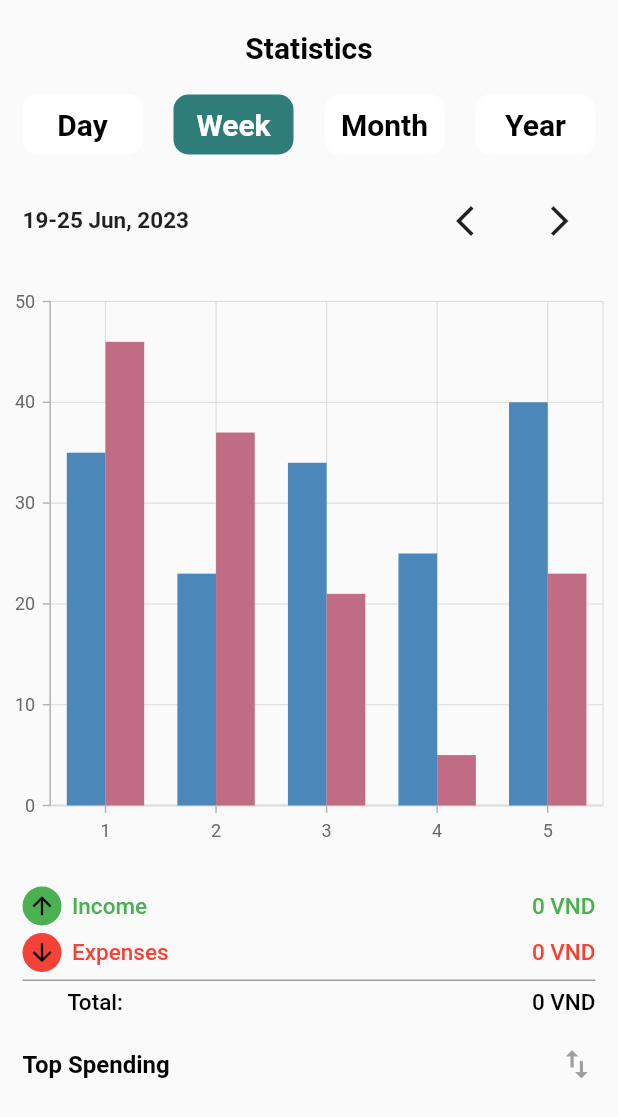
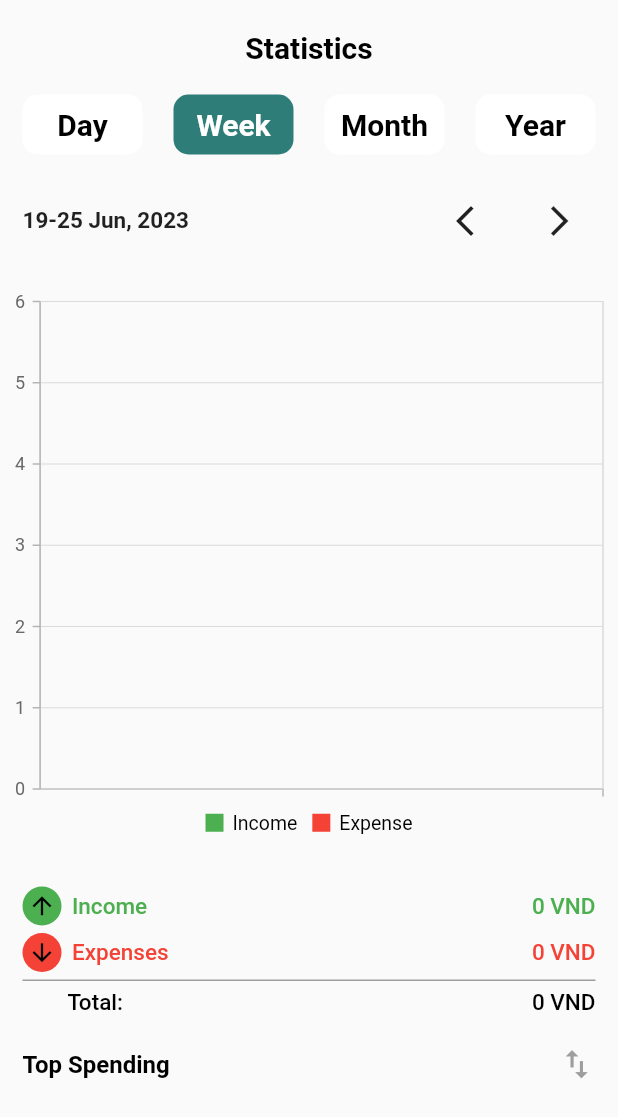
Before and after one commit to ImGhostCode/Personal-Expense-Management-App, a Flutter app: the Statistics screen opened directly, after a tap on "Week", on a phone screen of 412 x 824 dp. Shown: the top 1117 px of the screen. Run offline on Flutter 3.47's test engine with Material 2 defaults, Android fonts, the phone set to English and light mode, and no system bars; our stand-ins replace hive, hive_flutter, syncfusion_flutter_charts; accounts and stored records are empty.

Commit message:
calculate chart data

```diff
--- a/lib/presentation/screens/statistic.dart
+++ b/lib/presentation/screens/statistic.dart
@@ -219,7 +219,10 @@ class _StatisticsState extends State<Statistics> {
             //   transactions: currListTransaction,
             //   currIndex: indexColor,
             // ),
-            const ColumnChart(),
+            ColumnChart(
+              transactions: currListTransaction,
+              currIndex: indexColor,
+            ),
             const SizedBox(
               height: 20,
             ),
--- a/lib/presentation/widgets/column_chart.dart
+++ b/lib/presentation/widgets/column_chart.dart
@@ -1,44 +1,152 @@
+import 'package:expanse_management/domain/models/transaction_model.dart';
 import 'package:flutter/material.dart';
 import 'package:syncfusion_flutter_charts/charts.dart';
+import 'package:intl/intl.dart';
+import 'package:expanse_management/Constants/color.dart';
 
 class ColumnChart extends StatefulWidget {
-  const ColumnChart({super.key});
+  final List<Transaction> transactions;
+  final int currIndex;
+  const ColumnChart(
+      {super.key, required this.transactions, required this.currIndex});
 
   @override
   State<ColumnChart> createState() => _ColumnChartState();
 }
 
 class _ColumnChartState extends State<ColumnChart> {
+  late TooltipBehavior _tooltipBehavior;
+  List<String> customFormats = [
+    'Jan',
+    'Feb',
+    'Mar',
+    'Apr',
+    'May',
+    'Jun',
+    'Jul',
+    'Aug',
+    'Sep',
+    'Oct',
+    'Nov',
+    'Dec'
+  ];
+  // List<ChartData> chartDataIncome = [];
+  // List<ChartData> chartDataExpense = [];
+  final List<ChartData> chartData = [];
+
+  Map<String, List<double>> mapData = {};
+  DateFormat dateFormat = DateFormat.MMM();
+
+  @override
+  void initState() {
+    _tooltipBehavior = TooltipBehavior(enable: true, color: primaryColor);
+    super.initState();
+    calculateChartData();
+  }
+
+  @override
+  void didUpdateWidget(ColumnChart oldWidget) {
+    super.didUpdateWidget(oldWidget);
+    if (widget.currIndex != oldWidget.currIndex ||
+        widget.transactions != oldWidget.transactions) {
+      calculateChartData();
+    }
+  }
+
+  void calculateChartData() {
+    mapData.clear();
+
+    for (var element in widget.transactions) {
+      String formattedDate =
+          getFormattedDate(widget.currIndex, element.createAt);
+      if (mapData.containsKey(formattedDate)) {
+        if (element.type == 'Income') {
+          mapData[formattedDate]![0] += double.parse(element.amount);
+        } else {
+          mapData[formattedDate]![1] += double.parse(element.amount);
+        }
+      } else {
+        mapData[formattedDate] = [0, 0];
+        if (element.type == 'Income') {
+          mapData[formattedDate]![0] = double.parse(element.amount);
+        } else {
+          mapData[formattedDate]![1] = double.parse(element.amount);
+        }
+      }
+    }
+
+    chartData.clear();
+
+    mapData.forEach((key, value) {
+      chartData.add(ChartData(key, value[0], value[1]));
+    });
+
+    chartData.sort((a, b) => a.x.compareTo(b.x));
+  }
+
+  String getFormattedDate(int index, DateTime dateTime) {
+    if (index == 3) {
+      return customFormats[dateTime.month - 1];
+    } else {
+      return '${dateFormat.format(dateTime)} ${dateTime.day}';
+    }
+  }
+
   @override
   Widget build(BuildContext context) {
-    final List<ChartData> chartData = [
-      ChartData(1, 35, 46),
-      ChartData(2, 23, 37),
-      ChartData(3, 34, 21),
-      ChartData(4, 25, 5),
-      ChartData(5, 40, 23)
-    ];
     return SizedBox(
       width: double.infinity,
       height: 380,
-      child: SfCartesianChart(series: <ChartSeries<ChartData, int>>[
-        // Renders column chart
-        ColumnSeries<ChartData, int>(
+      child: SfCartesianChart(
+        primaryXAxis: CategoryAxis(
+            // labelRotation: -45,
+            // labelIntersectAction: AxisLabelIntersectAction.rotate45,
+            ),
+        primaryYAxis: NumericAxis(
+          numberFormat: NumberFormat.compact(),
+          // maximum: 20000000,
+        ),
+        legend: Legend(
+          isVisible: true,
+          position: LegendPosition.bottom,
+          toggleSeriesVisibility: true,
+        ),
+        //Enables the tooltip for all the series
+        tooltipBehavior: _tooltipBehavior,
+        series: <ChartSeries<ChartData, String>>[
+          ColumnSeries<ChartData, String>(
+            name: 'Income',
+            dataSource: chartData,
+            color: Colors.green,
+            xValueMapper: (ChartData data, _) => data.x,
+            yValueMapper: (ChartData data, _) => data.y,
+            // markerSettings: const MarkerSettings(isVisible: true),
+            dataLabelSettings: const DataLabelSettings(
+                // Renders the data label
+                isVisible: false),
+            enableTooltip: true,
+          ),
+          ColumnSeries<ChartData, String>(
+            name: 'Expense',
+            color: Colors.red,
             dataSource: chartData,
             xValueMapper: (ChartData data, _) => data.x,
-            yValueMapper: (ChartData data, _) => data.y),
-        ColumnSeries<ChartData, int>(
-            dataSource: chartData,
-            xValueMapper: (ChartData data, _) => data.x,
-            yValueMapper: (ChartData data, _) => data.y1),
-      ]),
+            yValueMapper: (ChartData data, _) => data.y1,
+            // markerSettings: const MarkerSettings(isVisible: true),
+            dataLabelSettings: const DataLabelSettings(
+                // Renders the data label
+                isVisible: false),
+            enableTooltip: true,
+          ),
+        ],
+      ),
     );
   }
 }
 
 class ChartData {
   ChartData(this.x, this.y, this.y1);
-  final int x;
+  final String x;
   final double y;
   final double y1;
 }
```
